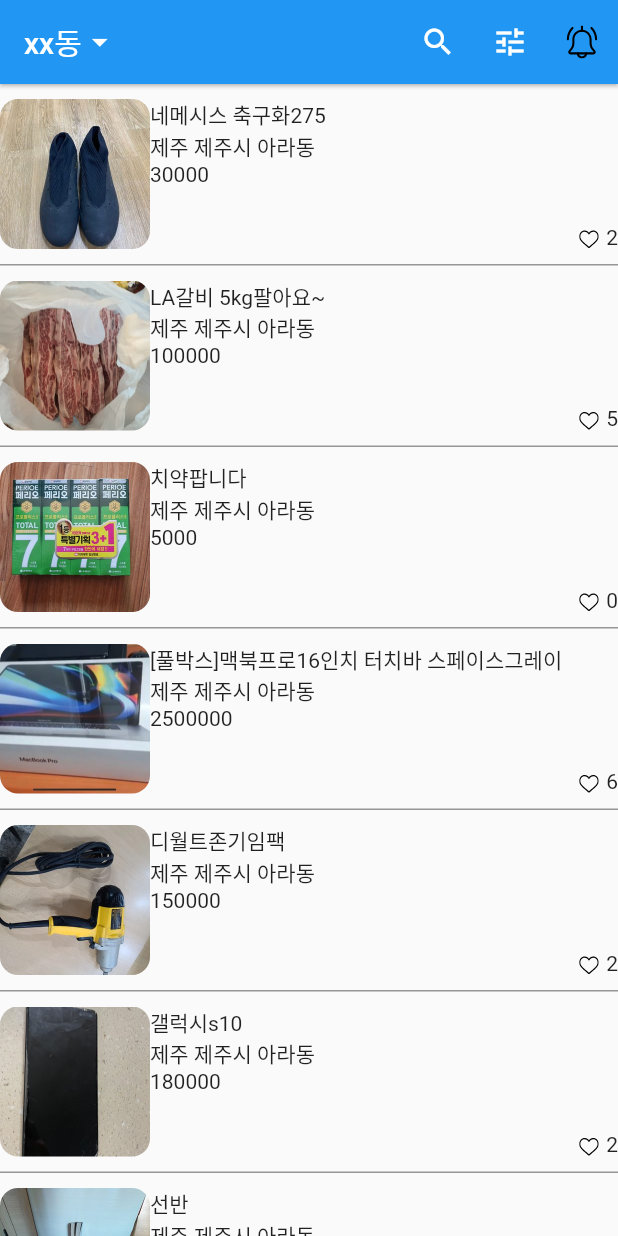
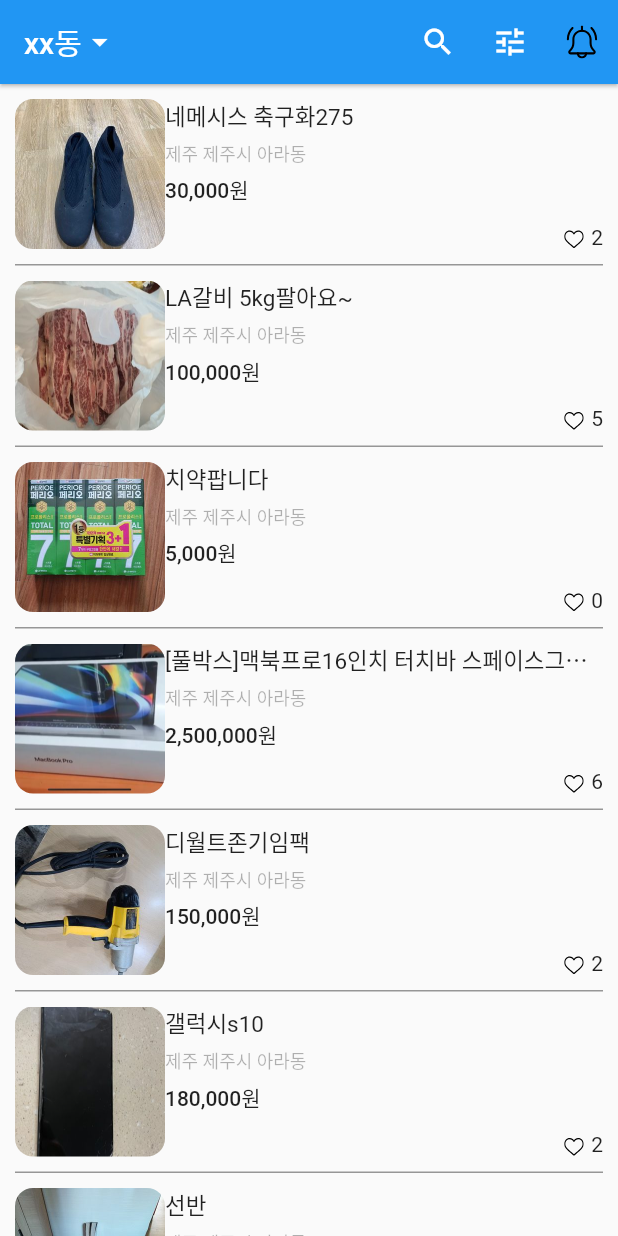
Before and after one commit to jjhkie/carrotclone, a Flutter app: the screen it shows after launch, on a phone screen of 412 x 824 dp. Run offline on Flutter 3.47's test engine with Material 2 defaults, Android fonts, the phone set to English and light mode, and no system bars; our stand-ins replace flutter_svg.

Commit message:
상품 리스트 화면 구성

```diff
--- a/lib/page/home.dart
+++ b/lib/page/home.dart
@@ -1,5 +1,6 @@
 import 'package:flutter/material.dart';
 import 'package:flutter_svg/flutter_svg.dart';
+import 'package:intl/intl.dart';
 
 class Home extends StatefulWidget {
   @override
@@ -125,8 +126,15 @@ class _HomeState extends State<Home> {
     );
   }
 
+  final oCcy = new NumberFormat("#,###","ko_KR");
+  String calcStringToWon(String priceString){
+
+    return "${oCcy.format(int.parse(priceString))}원";
+  }
+
   Widget _bodyWidget() {
     return ListView.separated(
+      padding: const EdgeInsets.symmetric(horizontal: 10),
         itemBuilder: (context, index) {
           return Container(
             padding: const EdgeInsets.symmetric(vertical: 10),
@@ -149,9 +157,11 @@ class _HomeState extends State<Home> {
                   child: Column(
                     crossAxisAlignment: CrossAxisAlignment.start,
                     children: [
-                      Text(datas[index]['title']!),
-                      Text(datas[index]['location']!),
-                      Text(datas[index]['price']!),
+                      Text(datas[index]['title']!,overflow:TextOverflow.ellipsis,style: TextStyle(fontSize: 15),),
+                      SizedBox(height:5),
+                      Text(datas[index]['location']!,style: TextStyle(fontSize:12, color: Colors.black.withOpacity(0.3)),),
+                      SizedBox(height:5),
+                      Text(calcStringToWon(datas[index]['price']!),style:TextStyle(fontWeight:FontWeight.w500 )),
                       Expanded(
                         child: Container(
                           child: Row(
--- a/pubspec.yaml
+++ b/pubspec.yaml
@@ -36,6 +36,7 @@ dependencies:
   # Use with the CupertinoIcons class for iOS style icons.
   cupertino_icons: ^1.0.2
   flutter_svg: ^1.0.3
+  intl: ^0.17.0
 
 dev_dependencies:
   flutter_test:
```
Also changed, not shown: pubspec.lock.
